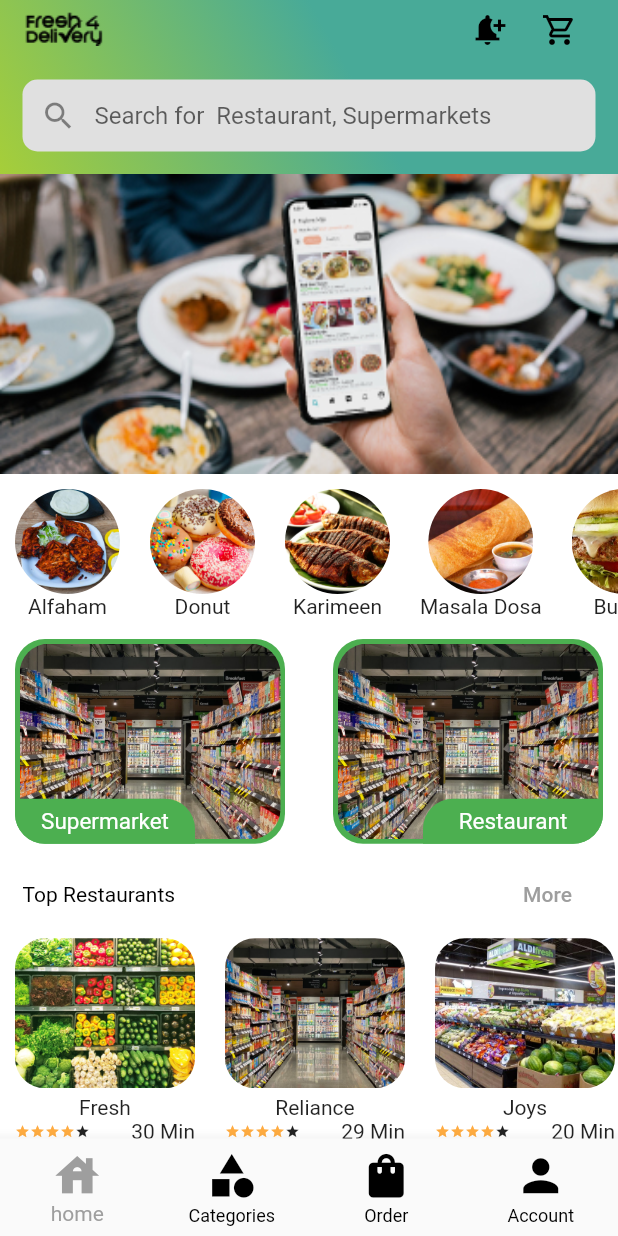
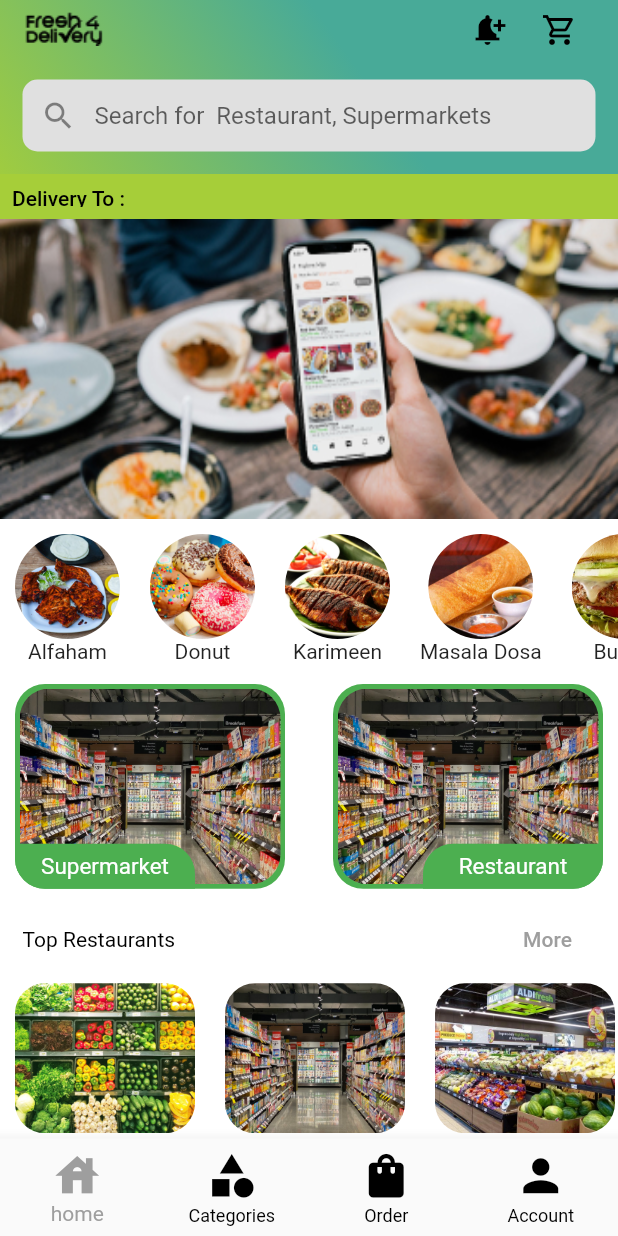
Before and after one commit to JITHIN665/Fresh4delivery, a Flutter app: the ScreenLogin screen opened directly, after a tap on "Login", on a phone screen of 412 x 824 dp. Run offline on Flutter 3.47's test engine with Material 2 defaults, Android fonts, the phone set to English and light mode, and no system bars; drawn by our look-alikes of carousel_slider.

Commit message:
commit again

```diff
--- a/lib/Screens/home.dart
+++ b/lib/Screens/home.dart
@@ -112,8 +112,10 @@ class _HomeState extends State<Home> {
                   )
                 ],
                 bottom: (PreferredSize(
-                  preferredSize: Size.fromHeight(60),
-                  child: Padding(
+                  preferredSize: Size.fromHeight(90),
+                  child: Column(
+                    children: [
+                      Padding(
                         padding: const EdgeInsets.all(15.0),
                         child: TextFormField(
                           decoration: InputDecoration(
@@ -126,6 +128,44 @@ class _HomeState extends State<Home> {
                               filled: true,
                               fillColor: Colors.grey.shade300),
                         ),
+                      ),
+                      Container(
+                        width: double.infinity,
+                        height: 30,
+                        color: Color.fromARGB(255, 166, 206, 57),
+                        child: Row(
+                          children: [
+                            TextButton(
+                                onPressed: () {
+                                  showModalBottomSheet(
+                                      context: context,
+                                      shape: RoundedRectangleBorder(
+                                        borderRadius: BorderRadius.vertical(
+                                            top: Radius.circular(20)),
+                                      ),
+                                      builder: (context) => Container(
+                                            child: Column(
+                                                children: [Text('Deliver To')]),
+                                          ));
+                                },
+                                child: Text(
+                                  'Delivery To :',
+                                  style: TextStyle(color: Colors.black),
+                                )),
+                            // TextButton.icon(
+                            //     onPressed: () {},
+                            //     icon: Icon(
+                            //       Icons.location_on_outlined,
+                            //       size: 5,
+                            //     ),
+                            //     label: Text(
+                            //       'Delivery To:',
+                            //       style: TextStyle(fontSize: 10),
+                            //     )),
+                          ],
+                        ),
+                      )
+                    ],
                   ),
                 )),
               ),
--- a/lib/Screens/supermarket.dart
+++ b/lib/Screens/supermarket.dart
@@ -95,6 +95,7 @@ class SuperMarket extends StatelessWidget {
                       ),
                     ],
                   ),
+
                 ),
               )),
             ),
```
Also changed, not shown: lib/Screens/account.dart (+7 -1 lines), 1 other file. Lines whose indentation alone changed are shown as unchanged.
